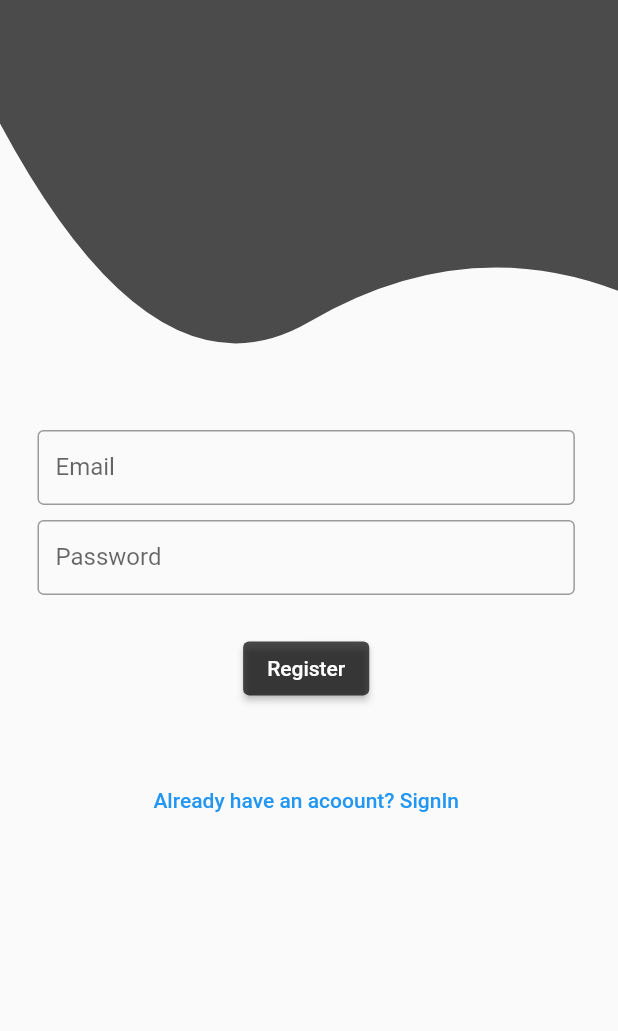
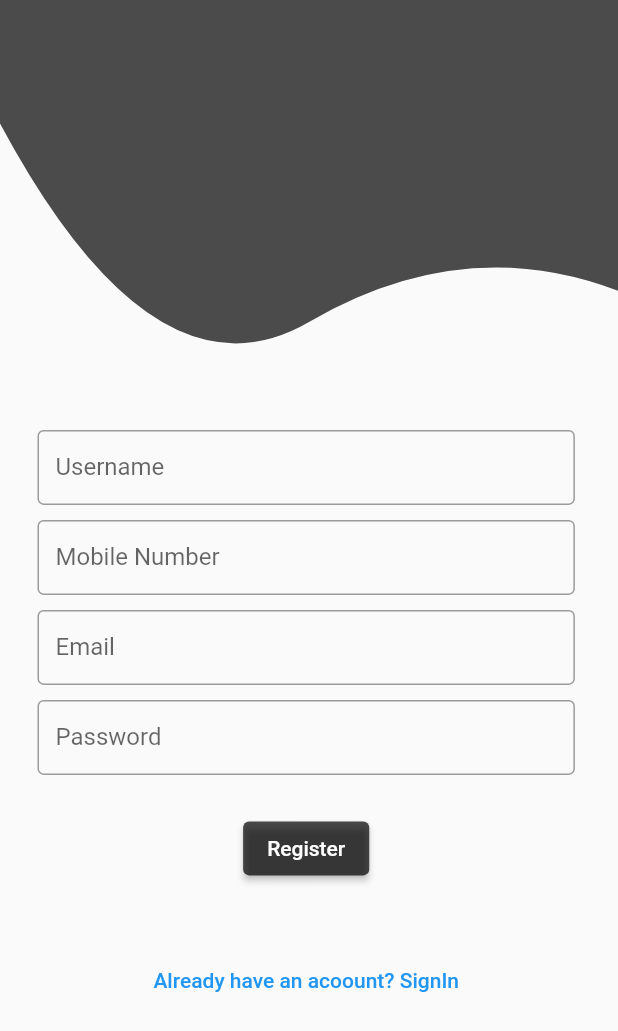
Before and after one commit to chandrashekhar2002/Flutter-Chat-Application, a Flutter app: the register screen opened directly, on a phone screen of 412 x 824 dp. Shown: the top 1031 px of the screen. Run offline on Flutter 3.47's test engine with Material 2 defaults, Android fonts, the phone set to English and light mode, and no system bars; our stand-ins replace firebase_auth, firebase_core, fluttertoast; accounts and stored records are empty.

Commit message:
register changed

```diff
--- a/lib/register.dart
+++ b/lib/register.dart
@@ -1,17 +1,22 @@
 import 'package:firebase_auth/firebase_auth.dart';
 import 'package:flutter/material.dart';
+import 'package:fluttertoast/fluttertoast.dart';
 import 'clipper.dart';
 import 'Auth.dart';
 import 'login.dart';
+import 'home.dart';
 
-class register extends StatelessWidget{
+class register extends StatelessWidget {
   var authentication = new Auth();
+  TextEditingController username = TextEditingController();
+  TextEditingController mobileNumber = TextEditingController();
   TextEditingController email = TextEditingController();
   TextEditingController password = TextEditingController();
+
   @override
   Widget build(BuildContext context) {
-    return SafeArea(child:
-    Scaffold(
+    return SafeArea(
+      child: Scaffold(
           body: Stack(
             children: [
               ClipPath(
@@ -21,22 +26,44 @@ class register extends StatelessWidget{
                 ),
               ),
               Positioned(
-              top: MediaQuery
-                  .of(context)
-                  .size
-                  .height / 3.15,
+                top: MediaQuery.of(context).size.height / 3.15,
                 child: Padding(
-                padding: EdgeInsets.all(20),
+                  padding: const EdgeInsets.all(20),
                   child: Column(
                     children: [
-
-                    Padding(padding: EdgeInsets.all(5),
+                      Padding(
+                        padding: const EdgeInsets.all(5),
                         child: Container(
                           height: 50,
-                        width: MediaQuery
-                            .of(context)
-                            .size
-                            .width / 1.15,
+                          width: MediaQuery.of(context).size.width / 1.15,
+                          child: TextField(
+                            controller: username,
+                            decoration: const InputDecoration(
+                              border: OutlineInputBorder(),
+                              labelText: 'Username',
+                            ),
+                          ),
+                        ),
+                      ),
+                      Padding(
+                        padding: const EdgeInsets.all(5),
+                        child: Container(
+                          height: 50,
+                          width: MediaQuery.of(context).size.width / 1.15,
+                          child: TextField(
+                            controller: mobileNumber,
+                            decoration: const InputDecoration(
+                              border: OutlineInputBorder(),
+                              labelText: 'Mobile Number',
+                            ),
+                          ),
+                        ),
+                      ),
+                      Padding(
+                        padding: const EdgeInsets.all(5),
+                        child: Container(
+                          height: 50,
+                          width: MediaQuery.of(context).size.width / 1.15,
                           child: TextField(
                             controller: email,
                             decoration: const InputDecoration(
@@ -46,14 +73,11 @@ class register extends StatelessWidget{
                           ),
                         ),
                       ),
-
-                    Padding(padding: EdgeInsets.all(5),
+                      Padding(
+                        padding: const EdgeInsets.all(5),
                         child: Container(
                           height: 50,
-                        width: MediaQuery
-                            .of(context)
-                            .size
-                            .width / 1.15,
+                          width: MediaQuery.of(context).size.width / 1.15,
                           child: TextField(
                             controller: password,
                             decoration: const InputDecoration(
@@ -63,34 +87,37 @@ class register extends StatelessWidget{
                           ),
                         ),
                       ),
-
-                    Padding(padding: EdgeInsets.all(20),
+                      Padding(
+                        padding: const EdgeInsets.all(20),
                         child: ElevatedButton(
                           onPressed: () {
-                          authentication.handleSignUp(email.text, password.text).
-                            then((User? user) async{
+                            authentication
+                                .handleSignUp(email.text, password.text)
+                                .then((User? user) async {
                               print("hello");
-                              if(!(user!.emailVerified)){
+                              if (!(user!.emailVerified)) {
                                 user.sendEmailVerification();
                                 const snackBar = SnackBar(
-                                    content: Text('Please check your email to verify your email address')
-                                );
-                                ScaffoldMessenger.of(context).showSnackBar(snackBar);
+                                    content: Text(
+                                        'Please check your email to verify your email address'));
+                                ScaffoldMessenger.of(context)
+                                    .showSnackBar(snackBar);
                               }
                             });
                           },
-                        child: Text("Register"),
                           style: ElevatedButton.styleFrom(
                             primary: Colors.black87.withOpacity(0.7),
                           ),
-                      ),),
-
-                    Padding(padding: EdgeInsets.all(20),
+                          child: const Text("Register"),
+                        ),
+                      ),
+                      Padding(
+                        padding: const EdgeInsets.all(20),
                         child: TextButton(
-                          child: Text("Already have an acoount? SignIn"),
+                            child: const Text("Already have an acoount? SignIn"),
                             onPressed: () {
-                            Navigator.push(context, MaterialPageRoute(
-                                builder: (context) => login()));
+                              Navigator.push(context,
+                                  MaterialPageRoute(builder: (context) => login()));
                             }),
                       ),
                     ],
@@ -98,8 +125,7 @@ class register extends StatelessWidget{
                 ),
               ),
             ],
-        )
-    ),
+          )),
     );
   }
 }
```
Lines whose indentation alone changed are shown as unchanged.
